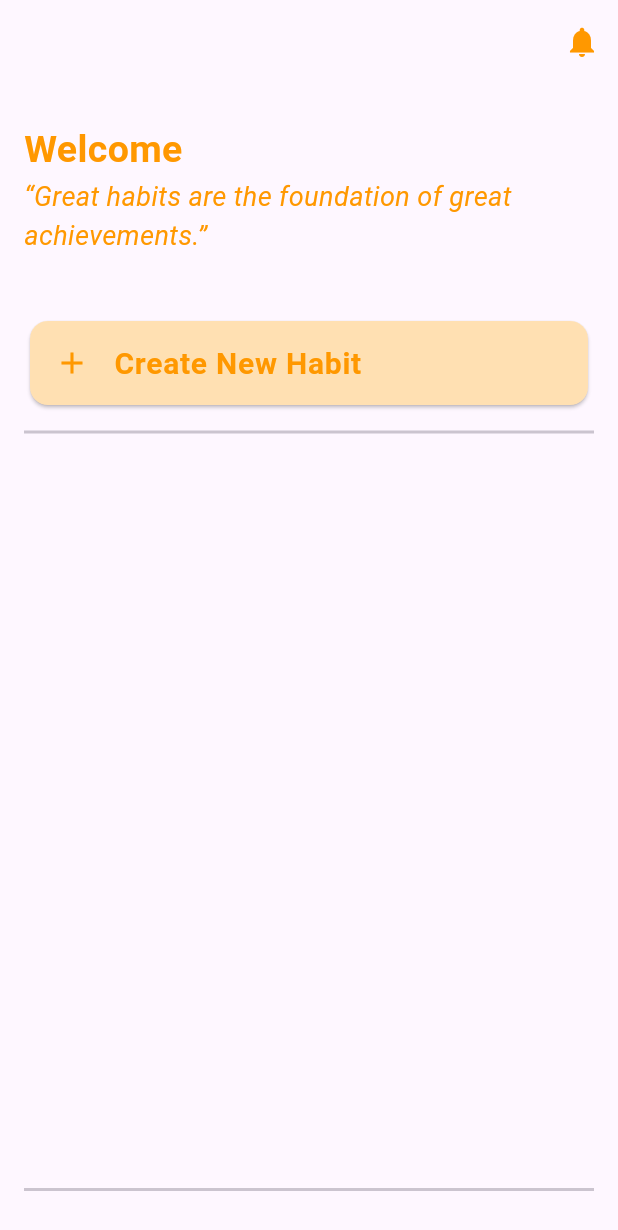
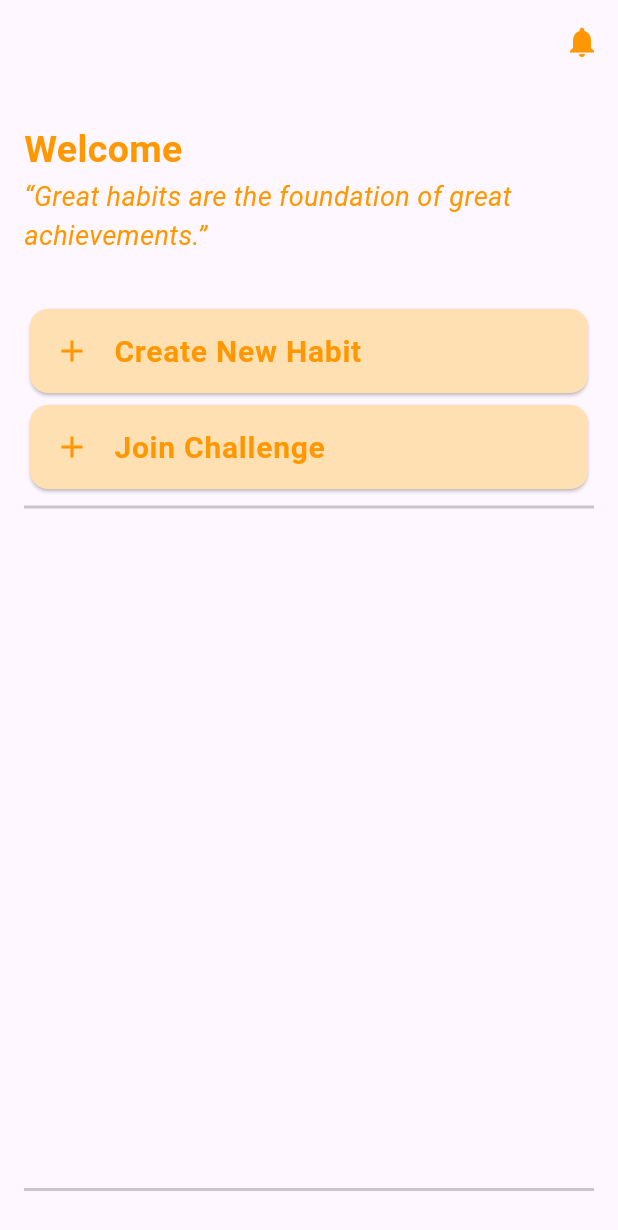
Before and after one commit to f-odc/four-habits-client, a Flutter app: the HabitScreen screen opened directly, on a phone screen of 412 x 824 dp. Shown: the top 1230 px of the screen. Run offline on Flutter 3.47's test engine with Material 3 defaults, Android fonts, the phone set to English and light mode, and no system bars; our stand-ins replace flutter_local_notifications, permission_handler, share_plus, shared_preferences, timezone; accounts and stored records are empty.

Commit message:
Join challenge

```diff
--- a/lib/pages/habit_screen.dart
+++ b/lib/pages/habit_screen.dart
@@ -1,12 +1,16 @@
+import 'dart:convert';
+
 import 'package:flutter/material.dart';
 import 'package:four_habits_client/components/custom_card.dart';
 import 'package:four_habits_client/components/custom_divider.dart';
 import 'package:four_habits_client/components/habit_tile.dart';
 import 'package:four_habits_client/pages/notification_settings_screen.dart';
 
+import '../model/challenge.dart';
 import '../model/habit.dart';
 import '../model/profile.dart';
 import '../services/shared_preferences_service.dart';
+import '../websocket/websocket_client.dart';
 import 'habits/create_habit_screen.dart';
 import 'habits/detailed_habit_screen.dart';
 
@@ -25,6 +29,7 @@ class _HabitScreenState extends State<HabitScreen> {
       DateTime.now().day); // Date without time
   late bool _notificationEnabled = false;
   late TimeOfDay _notificationTime;
+  final TextEditingController _idController = TextEditingController();
 
   @override
   void initState() {
@@ -60,6 +65,49 @@ class _HabitScreenState extends State<HabitScreen> {
     setState(() {
       _notificationEnabled = notificationStatus;
       _notificationTime = notificationTime;
+    });
+  }
+
+  Future<void> _loadChallenge(String id) async {
+    print('User entered ID: $id');
+    final String response = await WebSocketClient.get(id);
+    final Map<String, dynamic> json = jsonDecode(response);
+    if (json.containsKey("error")) {
+      print("Error: ${json["error"]}");
+      return null;
+    }
+
+    Challenge challenge = Challenge.fromJson(json);
+    print("Retrieved challenge: $challenge");
+
+    // TODO: create habit from challenge
+    Habit newHabit = Habit(
+      id: challenge.habitId,
+      name: challenge.habitName,
+      occurrenceType: challenge.habitOccurrenceType,
+      occurrenceNum: challenge.habitOccurrenceNum,
+      completedDates: [],
+      highestStreak: 0,
+    );
+    // TODO: create own challenge from challenge
+    Challenge newChallenge = Challenge(
+      id: challenge.id,
+      challenger: challenge.challenger,
+      challengerID: challenge.challengerID,
+      lastMoverID: challenge.lastMoverID,
+      board: challenge.board,
+      canPerformMove: true,
+      habitId: newHabit.id,
+      habitName: newHabit.name,
+      habitOccurrenceType: newHabit.occurrenceType,
+      habitOccurrenceNum: newHabit.occurrenceNum,
+    );
+
+    setState(() {
+      //_habits.add(new_Habit);
+      pref.addHabit(newHabit);
+      _loadHabit();
+      pref.addChallenge(newChallenge);
     });
   }
 
@@ -134,8 +182,7 @@ class _HabitScreenState extends State<HabitScreen> {
               }
             },
             child: Padding(
-              padding:
-                  const EdgeInsets.symmetric(horizontal: 16.0, vertical: 8.0),
+              padding: const EdgeInsets.symmetric(horizontal: 16.0),
               child: CustomCard(
                 icon: Icons.add,
                 iconColor: Colors.orange,
@@ -145,7 +192,55 @@ class _HabitScreenState extends State<HabitScreen> {
               ),
             ),
           ),
-          const SizedBox(height: 6),
+          // JOIN CHALLENGE CARD
+          GestureDetector(
+            onTap: () async {
+              showDialog(
+                  context: context,
+                  builder: (BuildContext context) {
+                    return AlertDialog(
+                      title: const Text('Add Challenge ID'),
+                      content: TextField(
+                        controller: _idController,
+                        keyboardType: TextInputType.number,
+                        decoration: InputDecoration(
+                          hintText: 'Enter ID here',
+                        ),
+                      ),
+                      actions: <Widget>[
+                        // TODO: center the buttons and make them orange
+                        TextButton(
+                          child: Text('Cancel'),
+                          onPressed: () {
+                            Navigator.of(context).pop(); // Close the dialog
+                          },
+                        ),
+                        ElevatedButton(
+                          child: Text('OK'),
+                          onPressed: () {
+                            String enteredID = _idController.text;
+                            _loadChallenge(enteredID);
+                            // Do something with the ID, like print it or pass to backend
+
+                            Navigator.of(context).pop(); // Close the dialog
+                          },
+                        ),
+                      ],
+                    );
+                  });
+            },
+            child: Padding(
+              padding: const EdgeInsets.symmetric(horizontal: 16.0),
+              child: CustomCard(
+                icon: Icons.add,
+                iconColor: Colors.orange,
+                cardColor: Colors.orange[100],
+                cardText: 'Join Challenge',
+                cardTextColor: Colors.orange,
+              ),
+            ),
+          ),
+          const SizedBox(height: 8),
           const CustomDivider(height: 1), // Top divider
           const SizedBox(height: 12),
           // HABIT LIST
```
